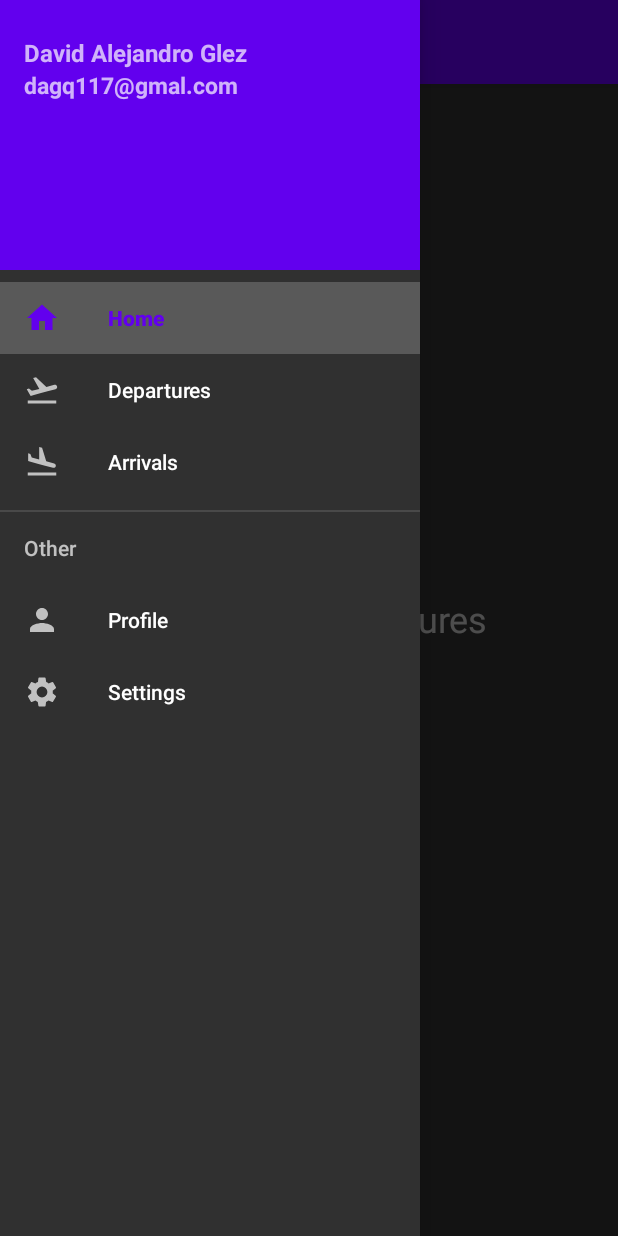
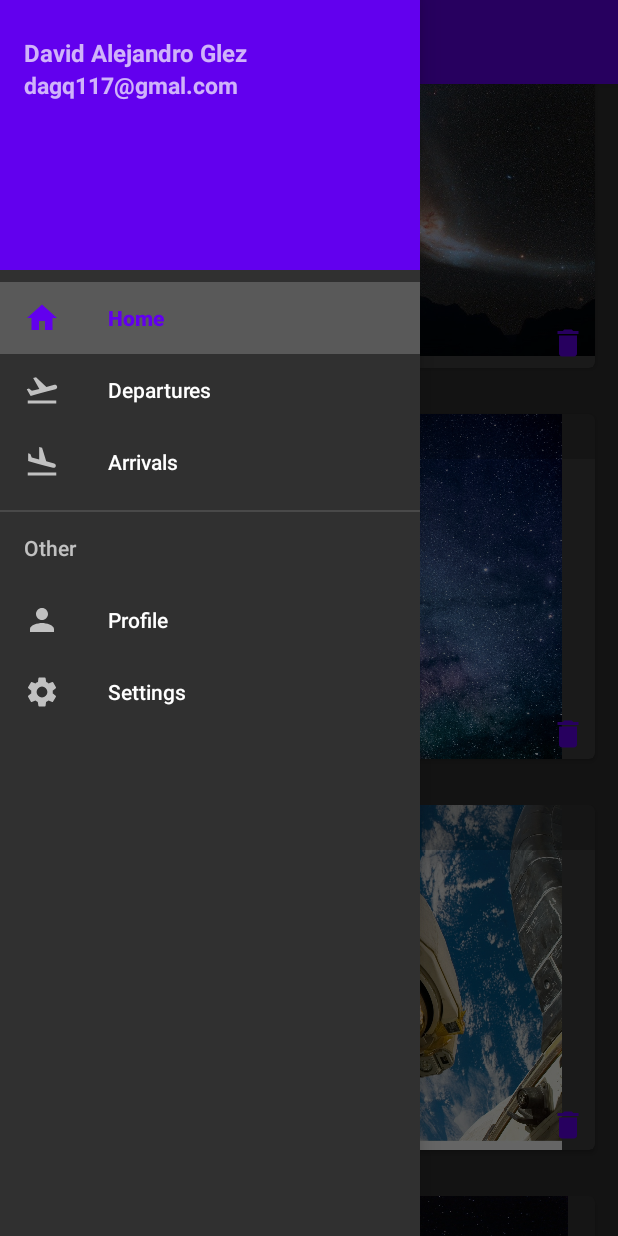
Before and after one commit to DavidGlezQ/Seccion7UdemyKotlin, an Android app: the fragment DeparturesFragment placed in its activity, with the side drawer open, on a phone screen of 412 x 824 dp. Run offline under Robolectric (Android 15) with nearby library versions, the phone set to English and light mode, and no system bars; our stand-ins replace Picasso; 1 statement that could not run was skipped.

Commit message:
update 31/05/2020 error
update 31/05/2020 error

```diff
--- a/app/build.gradle
+++ b/app/build.gradle
@@ -12,6 +12,7 @@ android {
         targetSdkVersion 29
         versionCode 1
         versionName "1.0"
+        vectorDrawables.useSupportLibrary = true //Para aceptar diferentes colores en los vectores
 
         testInstrumentationRunner "androidx.test.runner.AndroidJUnitRunner"
     }
@@ -38,4 +39,7 @@ dependencies {
 
     implementation "com.android.support:design:$kotlin_version"
     implementation 'com.squareup.picasso:picasso:2.5.2'
+
+    implementation 'com.android.support:cardview-v7:29.0.0'
+    implementation 'com.android.support:recyclerview-v7:29.0.0'
 }
--- /dev/null
+++ b/app/src/main/java/com/example/seccion7udemykotlin/adapters/SpaceAdapter.kt
@@ -0,0 +1,32 @@
+package com.example.seccion7udemykotlin.adapters
+
+import android.view.View
+import android.view.ViewGroup
+import androidx.recyclerview.widget.RecyclerView
+import com.example.seccion7udemykotlin.R
+import com.example.seccion7udemykotlin.listener.RecyclerSpaceListener
+import com.example.seccion7udemykotlin.models.Spaces
+import com.example.seccion7udemykotlin.others.inflate
+import com.example.seccion7udemykotlin.others.loadByResource
+import kotlinx.android.synthetic.main.recycler_space.view.*
+
+
+class SpaceAdapter(private val space: List<Spaces>, private val listener: RecyclerSpaceListener)
+    : RecyclerView.Adapter<SpaceAdapter.ViewHolder>() {
+
+    override fun onCreateViewHolder(parent: ViewGroup, viewType: Int) = ViewHolder(parent.inflate(R.layout.recycler_space))
+
+    override fun onBindViewHolder(holder: ViewHolder, position: Int) = holder.bind(space[position], listener)
+
+    override fun getItemCount() = space.size
+
+    class ViewHolder(itemView: View): RecyclerView.ViewHolder(itemView) {
+        fun bind(spaces: Spaces, listener: RecyclerSpaceListener) = with(itemView){
+            textViewSpaceName.text = spaces.name
+            imageViewBg.loadByResource(spaces.imgResource)
+            //Click events
+            setOnClickListener{ listener.onClick(spaces, adapterPosition) }
+            bottomDelete.setOnClickListener{ listener.onDelete(spaces, adapterPosition) }
+        }
+    }
+}
--- a/app/src/main/java/com/example/seccion7udemykotlin/fragments/DeparturesFragment.kt
+++ b/app/src/main/java/com/example/seccion7udemykotlin/fragments/DeparturesFragment.kt
@@ -5,13 +5,63 @@ import androidx.fragment.app.Fragment
 import android.view.LayoutInflater
 import android.view.View
 import android.view.ViewGroup
+import androidx.recyclerview.widget.DefaultItemAnimator
+import androidx.recyclerview.widget.LinearLayoutManager
+import androidx.recyclerview.widget.RecyclerView
 import com.example.seccion7udemykotlin.R
+import com.example.seccion7udemykotlin.adapters.SpaceAdapter
+import com.example.seccion7udemykotlin.listener.RecyclerSpaceListener
+import com.example.seccion7udemykotlin.models.Spaces
+import com.example.seccion7udemykotlin.others.toast
+import kotlinx.android.synthetic.main.fragment_departures.view.*
 
 class DeparturesFragment : Fragment() {
 
+    private val list: ArrayList<Spaces> by lazy { getSpace() }
+    private lateinit var recycler: RecyclerView
+    private lateinit var adapter: SpaceAdapter
+    private val layoutManager by lazy { LinearLayoutManager(context) }
+
     override fun onCreateView(inflater: LayoutInflater, container: ViewGroup?, savedInstanceState: Bundle?): View? {
-
-        return inflater.inflate(R.layout.fragment_departures, container, false)
+        val rootView = inflater.inflate(R.layout.fragment_departures, container, false)
+        recycler = rootView.recyclerView as RecyclerView
+        setRecyclerView()
+        return rootView
     }
 
+    private fun setRecyclerView(){
+        recycler.setHasFixedSize(true)
+        recycler.itemAnimator = DefaultItemAnimator()
+        recycler.layoutManager = layoutManager
+        adapter = (SpaceAdapter(list, object: RecyclerSpaceListener{
+            override fun onClick(space: Spaces, position: Int) {
+                activity?.toast("The ${space.name}!")
+            }
+
+            override fun onDelete(space: Spaces, position: Int) {
+                list.remove(space)
+                adapter.notifyItemRemoved(position)
+                activity?.toast("${space.name} has removed of the gallery!")
+            }
+        }))
+        recycler.adapter = adapter
+    }
+
+    private fun getSpace(): ArrayList<Spaces>{
+        return object: ArrayList<Spaces>(){
+            init {
+                add(Spaces(1, "Andromeda Galaxy", R.drawable.andromeda_galaxy))
+                add(Spaces(2, "Astronomy", R.drawable.astronomy))
+                add(Spaces(3,"Astronaut", R.drawable.astronaut))
+                add(Spaces(4,"Constellation", R.drawable.constellation))
+                add(Spaces(5,"Earth", R.drawable.earth))
+                add(Spaces(6,"Lagoon Nebula", R.drawable.lagoon_nebula))
+                add(Spaces(7,"Solar", R.drawable.solar))
+                add(Spaces(8,"Night", R.drawable.night))
+                add(Spaces(9,"Milky Way", R.drawable.milky_way))
+                add(Spaces(10,"Stars", R.drawable.stars))
+                add(Spaces(11,"Lunar Eclipse", R.drawable.lunar_eclipse))
+            }
+        }
+    }
 }
--- /dev/null
+++ b/app/src/main/java/com/example/seccion7udemykotlin/listener/RecyclerSpaceListener.kt
@@ -0,0 +1,8 @@
+package com.example.seccion7udemykotlin.listener
+
+import com.example.seccion7udemykotlin.models.Spaces
+
+interface RecyclerSpaceListener{
+    fun onClick(space: Spaces, position: Int)
+    fun onDelete(space: Spaces, position: Int)
+}
--- /dev/null
+++ b/app/src/main/java/com/example/seccion7udemykotlin/models/space.kt
@@ -0,0 +1,3 @@
+package com.example.seccion7udemykotlin.models
+
+data class Spaces(val id: Int, val name: String, val imgResource: Int)
--- /dev/null
+++ b/app/src/main/res/drawable/ic_delete.xml
@@ -0,0 +1,11 @@
+<vector
+    android:height="24dp"
+    android:viewportHeight="24.0"
+    android:viewportWidth="24.0"
+    android:width="24dp"
+    xmlns:android="http://schemas.android.com/apk/res/android">
+
+    <path
+        android:fillColor="@color/colorPrimary"
+        android:pathData="M6,19c0,1.1 0.9,2 2,2h8c1.1,0 2,-0.9 2,-2V7H6v12zM19,4h-3.5l-1,-1h-5l-1,1H5v2h14V4z"/>
+</vector>
--- /dev/null
+++ b/app/src/main/res/layout-v21/recycler_space.xml
@@ -0,0 +1,51 @@
+<?xml version="1.0" encoding="utf-8"?>
+<androidx.cardview.widget.CardView xmlns:android="http://schemas.android.com/apk/res/android"
+    android:layout_width="match_parent"
+    android:layout_height="230dp"
+    xmlns:app="http://schemas.android.com/apk/res-auto"
+    android:layout_margin="15dp"
+    android:clickable="true"
+    android:focusable="true"
+    app:cardCornerRadius="4dp"
+    android:foreground="?android:attr/selectableItemBackground">
+
+    <FrameLayout
+        android:layout_width="match_parent"
+        android:layout_height="match_parent">
+
+        <ImageView
+            android:id="@+id/imageViewBg"
+            android:layout_width="match_parent"
+            android:layout_height="match_parent"/>
+
+        <View
+            android:layout_width="match_parent"
+            android:layout_height="30dp"
+            android:background="#3000"/>
+
+        <TextView
+            android:id="@+id/textViewApaceName"
+            android:layout_width="wrap_content"
+            android:layout_height="wrap_content"
+            android:layout_margin="5dp"
+            android:shadowColor="#000"
+            android:shadowDx="3"
+            android:shadowDy="3"
+            android:shadowRadius="3"
+            android:textAllCaps="true"
+            android:textColor="@color/colorAccent"
+            android:textStyle="bold"/>
+
+        <ImageButton
+            android:id="@+id/bottomDelete"
+            android:layout_width="26dp"
+            android:layout_height="26dp"
+            android:layout_gravity="end"
+            android:layout_marginEnd="5dp"
+            android:layout_marginTop="200dp"
+            android:background="?android:attr/selectableItemBackgroundBorderless"
+            android:foreground="?android:attr/selectableItemBackgroundBorderless"
+            app:srcCompat="@drawable/ic_delete"/>
+    </FrameLayout>
+
+</androidx.cardview.widget.CardView>
--- a/app/src/main/res/layout/fragment_departures.xml
+++ b/app/src/main/res/layout/fragment_departures.xml
@@ -6,14 +6,9 @@
     android:layout_height="match_parent"
     tools:context=".fragments.DeparturesFragment">
 
-    <TextView
-        android:id="@+id/textView2"
-        android:layout_width="wrap_content"
-        android:layout_height="wrap_content"
-        android:text="@string/departures_fragment_hello"
-        app:layout_constraintBottom_toBottomOf="parent"
-        app:layout_constraintEnd_toEndOf="parent"
-        android:textSize="24dp"
-        app:layout_constraintStart_toStartOf="parent"
-        app:layout_constraintTop_toTopOf="parent" />
+    <androidx.recyclerview.widget.RecyclerView
+        android:id="@+id/recyclerView"
+        android:layout_width="match_parent"
+        android:layout_height="match_parent"/>
+
 </androidx.constraintlayout.widget.ConstraintLayout>
--- /dev/null
+++ b/app/src/main/res/layout/recycler_space.xml
@@ -0,0 +1,51 @@
+<?xml version="1.0" encoding="utf-8"?>
+<androidx.cardview.widget.CardView
+    xmlns:android="http://schemas.android.com/apk/res/android"
+    android:layout_width="match_parent"
+    android:layout_height="230dp"
+    xmlns:app="http://schemas.android.com/apk/res-auto"
+    android:layout_margin="15dp"
+    android:clickable="true"
+    android:focusable="true"
+    app:cardCornerRadius="4dp"
+    android:foreground="?android:attr/selectableItemBackground">
+
+    <FrameLayout
+        android:layout_width="match_parent"
+        android:layout_height="match_parent">
+
+        <ImageView
+            android:id="@+id/imageViewBg"
+            android:layout_width="match_parent"
+            android:layout_height="match_parent" />
+
+        <View
+            android:layout_width="match_parent"
+            android:layout_height="30dp"
+            android:background="#3000"/>
+
+        <TextView
+            android:id="@+id/textViewSpaceName"
+            android:layout_width="wrap_content"
+            android:layout_height="wrap_content"
+            android:layout_margin="5dp"
+            android:shadowColor="#000"
+            android:shadowDx="3"
+            android:shadowDy="3"
+            android:shadowRadius="3"
+            android:textAllCaps="true"
+            android:textColor="@color/colorAccent"
+            android:textStyle="bold"/>
+
+        <ImageButton
+            android:id="@+id/bottomDelete"
+            android:layout_width="26dp"
+            android:layout_height="26dp"
+            android:layout_gravity="end"
+            android:layout_marginEnd="5dp"
+            android:layout_marginTop="200dp"
+            android:background="?attr/selectableItemBackgroundBorderless"
+            app:srcCompat="@drawable/ic_delete"/>
+    </FrameLayout>
+
+</androidx.cardview.widget.CardView>
```
Also changed, not shown: app/src/main/res/drawable/andromeda_galaxy.jpg (added), app/src/main/res/drawable/astronaut.jpg (added), app/src/main/res/drawable/astronomy.jpg (added), app/src/main/res/drawable/constellation.jpg (added), app/src/main/res/drawable/earth.jpg (added), app/src/main/res/drawable/lagoon_nebula.jpg (added), app/src/main/res/drawable/lunar_eclipse.jpg (added), app/src/main/res/drawable/milky_way.jpg (added), app/src/main/res/drawable/night.jpg (added), app/src/main/res/drawable/solar.jpg (added), app/src/main/res/drawable/stars.jpg (added).
